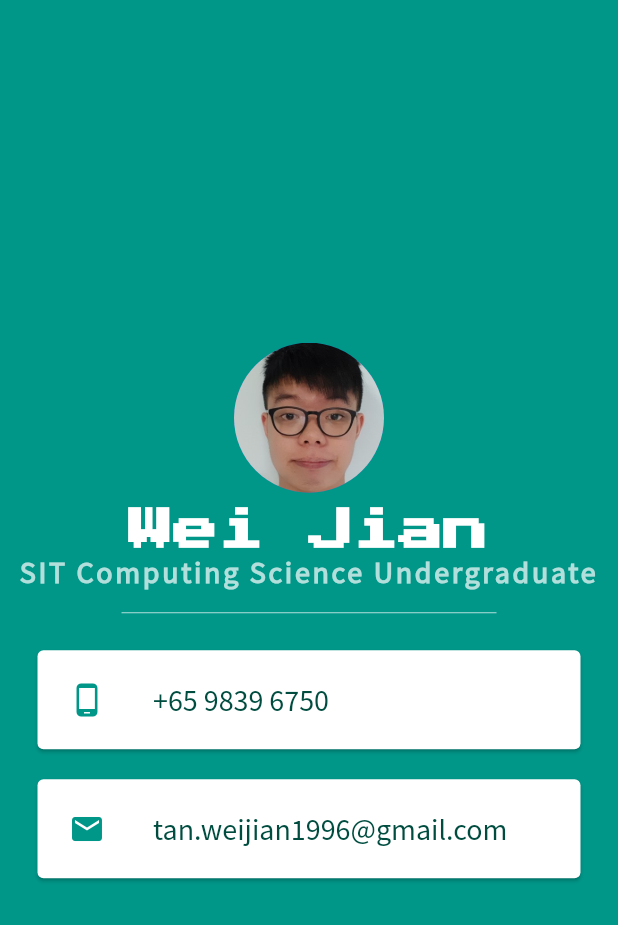
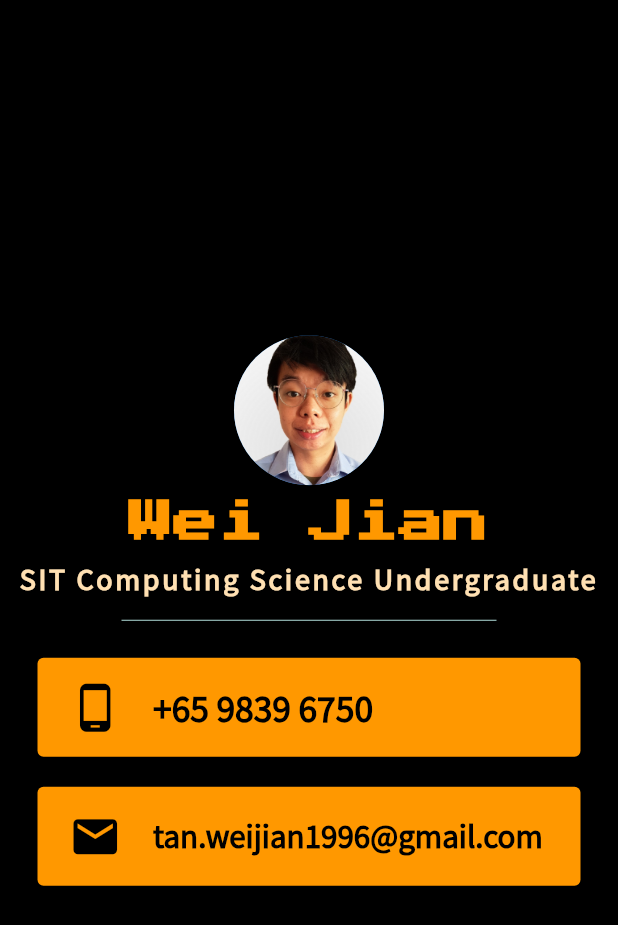
Before and after one commit to wj-tan/name-card, a Flutter app: the screen it shows after launch, on a phone screen of 412 x 824 dp. Shown: the top 925 px of the screen. Run offline on Flutter 3.47's test engine with Material 2 defaults, Android fonts, the phone set to English and light mode, and no system bars.

Commit message:
Styling updates

```diff
--- a/lib/main.dart
+++ b/lib/main.dart
@@ -9,14 +9,14 @@ class MyApp extends StatelessWidget {
   Widget build(BuildContext context) {
     return MaterialApp(
       home: Scaffold(
-        backgroundColor: Colors.teal,
+        backgroundColor: Colors.black,
         body: SafeArea(
           child: Column(
             mainAxisAlignment: MainAxisAlignment.center,
             children: [
               CircleAvatar(
                 radius: 50,
-                backgroundImage: AssetImage('images/weijian.jpg'),
+                backgroundImage: AssetImage('images/weijian2.jpg'),
               ),
               SizedBox(
                 height: 10,
@@ -26,9 +26,12 @@ class MyApp extends StatelessWidget {
                 style: TextStyle(
                   fontFamily: 'PressStart2P',
                   fontSize: 30,
-                  color: Colors.white,
+                  color: Colors.orange,
                   fontWeight: FontWeight.bold,
                 ),
+              ),
+              SizedBox(
+                height: 10,
               ),
               Text(
                 'SIT Computing Science Undergraduate',
@@ -37,7 +40,7 @@ class MyApp extends StatelessWidget {
                   fontFamily: 'SourceSansPro',
                   fontSize: 20,
                   letterSpacing: 1.8,
-                  color: Colors.teal.shade100,
+                  color: Colors.orange.shade100,
                   fontWeight: FontWeight.bold,
                 ),
               ),
@@ -48,42 +51,46 @@ class MyApp extends StatelessWidget {
                     color: Colors.teal.shade100,
                   )),
               Card(
-                color: Colors.white,
+                color: Colors.orange,
                 margin: EdgeInsets.symmetric(vertical: 10, horizontal: 25),
                 child: Padding(
                   padding: EdgeInsets.all(5),
                   child: ListTile(
                     leading: Icon(
                       Icons.phone_android,
-                      color: Colors.teal,
+                      color: Colors.black,
+                      size: 35,
                     ),
                     title: Text(
                       '+65 9839 6750',
                       style: TextStyle(
-                        color: Colors.teal.shade900,
+                        color: Colors.black,
+                        fontWeight: FontWeight.bold,
                         fontFamily: 'SourceSansPro',
-                        fontSize: 20,
+                        fontSize: 25,
                       ),
                     ),
                   ),
                 ),
               ),
               Card(
-                color: Colors.white,
+                color: Colors.orange,
                 margin: EdgeInsets.symmetric(vertical: 10, horizontal: 25),
                 child: Padding(
                   padding: EdgeInsets.all(5),
                   child: ListTile(
                     leading: Icon(
                       Icons.email,
-                      color: Colors.teal,
+                      size: 35,
+                      color: Colors.black,
                     ),
                     title: Text(
                       'tan.weijian1996@gmail.com',
                       style: TextStyle(
-                        color: Colors.teal.shade900,
+                        color: Colors.black,
                         fontFamily: 'SourceSansPro',
-                        fontSize: 20,
+                        fontWeight: FontWeight.bold,
+                        fontSize: 22,
                       ),
                     ),
                   ),
--- a/pubspec.yaml
+++ b/pubspec.yaml
@@ -46,6 +46,7 @@ flutter:
 
   assets:
     - images/weijian.jpg
+    - images/weijian2.jpg
 
   fonts:
     - family: PressStart2P
```
Also changed, not shown: images/CareerNexus1.jpg (added), images/weijian2.jpg (added), sample.JPG (added).
